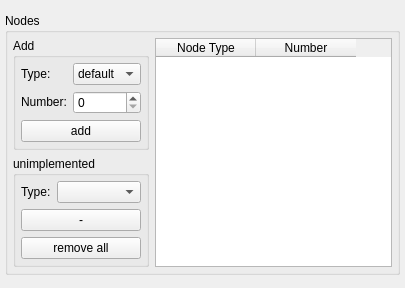
Before: the Qt Designer form widgets/paramsInfo/nodesParam.ui in zpp0/wsnsim-preprocessor, drawn with Qt 5.
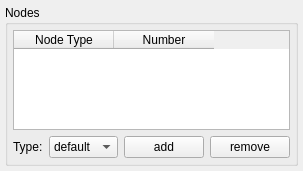
After: the same form once the commit is applied.

Commit message: new nodesParam widget

What changed in the file:
```diff
--- a/widgets/paramsInfo/nodesParam.ui
+++ b/widgets/paramsInfo/nodesParam.ui
@@ -6,8 +6,8 @@
    <rect>
     <x>0</x>
     <y>0</y>
-    <width>405</width>
-    <height>288</height>
+    <width>301</width>
+    <height>170</height>
    </rect>
   </property>
   <property name="windowTitle">
@@ -26,7 +26,7 @@
    <item>
     <widget class="QGroupBox" name="groupBox">
      <property name="sizePolicy">
-      <sizepolicy hsizetype="Preferred" vsizetype="Fixed">
+      <sizepolicy hsizetype="Preferred" vsizetype="Preferred">
        <horstretch>0</horstretch>
        <verstretch>0</verstretch>
       </sizepolicy>
@@ -34,30 +34,27 @@
      <property name="title">
       <string>Nodes</string>
      </property>
-     <layout class="QGridLayout" name="gridLayout_3">
+     <layout class="QVBoxLayout" name="verticalLayout">
       <property name="margin">
        <number>5</number>
       </property>
-      <item row="0" column="1" rowspan="2">
+      <item>
        <widget class="QTableWidget" name="t_nodes">
         <property name="sizePolicy">
-         <sizepolicy hsizetype="Preferred" vsizetype="Preferred">
+         <sizepolicy hsizetype="Preferred" vsizetype="Expanding">
           <horstretch>0</horstretch>
           <verstretch>0</verstretch>
          </sizepolicy>
         </property>
         <property name="minimumSize">
          <size>
-          <width>204</width>
-          <height>0</height>
+          <width>277</width>
+          <height>100</height>
          </size>
         </property>
         <property name="selectionMode">
          <enum>QAbstractItemView::NoSelection</enum>
         </property>
-        <property name="rowCount">
-         <number>0</number>
-        </property>
         <attribute name="verticalHeaderVisible">
          <bool>false</bool>
         </attribute>
@@ -73,23 +70,29 @@
         </column>
        </widget>
       </item>
-      <item row="0" column="0">
-       <widget class="QGroupBox" name="groupBox_2">
+      <item>
+       <layout class="QHBoxLayout" name="horizontalLayout_3">
+        <item>
+         <widget class="QLabel" name="l_type">
         <property name="sizePolicy">
          <sizepolicy hsizetype="Fixed" vsizetype="Fixed">
           <horstretch>0</horstretch>
           <verstretch>0</verstretch>
          </sizepolicy>
         </property>
-        <property name="title">
-         <string>Add</string>
-        </property>
-        <layout class="QGridLayout" name="gridLayout">
-         <property name="margin">
-          <number>5</number>
-         </property>
-         <item row="0" column="1">
+          <property name="text">
+           <string>Type:</string>
+          </property>
+         </widget>
+        </item>
+        <item>
           <widget class="QComboBox" name="cb_nodeType">
+          <property name="sizePolicy">
+           <sizepolicy hsizetype="Expanding" vsizetype="Fixed">
+            <horstretch>0</horstretch>
+            <verstretch>0</verstretch>
+           </sizepolicy>
+          </property>
            <item>
             <property name="text">
              <string>default</string>
@@ -97,28 +100,21 @@
            </item>
           </widget>
          </item>
-         <item row="1" column="0">
-          <widget class="QLabel" name="l_number">
-           <property name="sizePolicy">
-            <sizepolicy hsizetype="Fixed" vsizetype="Fixed">
-             <horstretch>0</horstretch>
-             <verstretch>0</verstretch>
-            </sizepolicy>
-           </property>
-           <property name="text">
-            <string>Number:</string>
-           </property>
-          </widget>
-         </item>
-         <item row="2" column="0" colspan="2">
+        <item>
           <widget class="QPushButton" name="b_add">
+          <property name="sizePolicy">
+           <sizepolicy hsizetype="Fixed" vsizetype="Fixed">
+            <horstretch>0</horstretch>
+            <verstretch>0</verstretch>
+           </sizepolicy>
+          </property>
            <property name="text">
             <string>add</string>
            </property>
           </widget>
          </item>
-         <item row="0" column="0">
-          <widget class="QLabel" name="l_type">
+        <item>
+         <widget class="QPushButton" name="b_remove">
            <property name="sizePolicy">
             <sizepolicy hsizetype="Fixed" vsizetype="Fixed">
              <horstretch>0</horstretch>
@@ -126,63 +122,11 @@
             </sizepolicy>
            </property>
            <property name="text">
-            <string>Type:</string>
+           <string>remove</string>
            </property>
           </widget>
          </item>
-         <item row="1" column="1">
-          <widget class="QSpinBox" name="sb_nodesNum"/>
-         </item>
-        </layout>
-       </widget>
-      </item>
-      <item row="1" column="0">
-       <widget class="QGroupBox" name="groupBox_3">
-        <property name="sizePolicy">
-         <sizepolicy hsizetype="Preferred" vsizetype="Fixed">
-          <horstretch>0</horstretch>
-          <verstretch>0</verstretch>
-         </sizepolicy>
-        </property>
-        <property name="title">
-         <string>unimplemented</string>
-        </property>
-        <layout class="QGridLayout" name="gridLayout_2">
-         <property name="margin">
-          <number>5</number>
-         </property>
-         <item row="0" column="0">
-          <widget class="QLabel" name="label_3">
-           <property name="sizePolicy">
-            <sizepolicy hsizetype="Fixed" vsizetype="Fixed">
-             <horstretch>0</horstretch>
-             <verstretch>0</verstretch>
-            </sizepolicy>
-           </property>
-           <property name="text">
-            <string>Type:</string>
-           </property>
-          </widget>
-         </item>
-         <item row="1" column="0" colspan="2">
-          <widget class="QPushButton" name="b_add_2">
-           <property name="text">
-            <string>-</string>
-           </property>
-          </widget>
-         </item>
-         <item row="2" column="0" colspan="2">
-          <widget class="QPushButton" name="b_add_3">
-           <property name="text">
-            <string>remove all</string>
-           </property>
-          </widget>
-         </item>
-         <item row="0" column="1">
-          <widget class="QComboBox" name="cb_nodeType_2"/>
-         </item>
-        </layout>
-       </widget>
+       </layout>
       </item>
      </layout>
     </widget>
```
Lines whose indentation alone changed are shown as unchanged. The commit also changes 7 other files.
